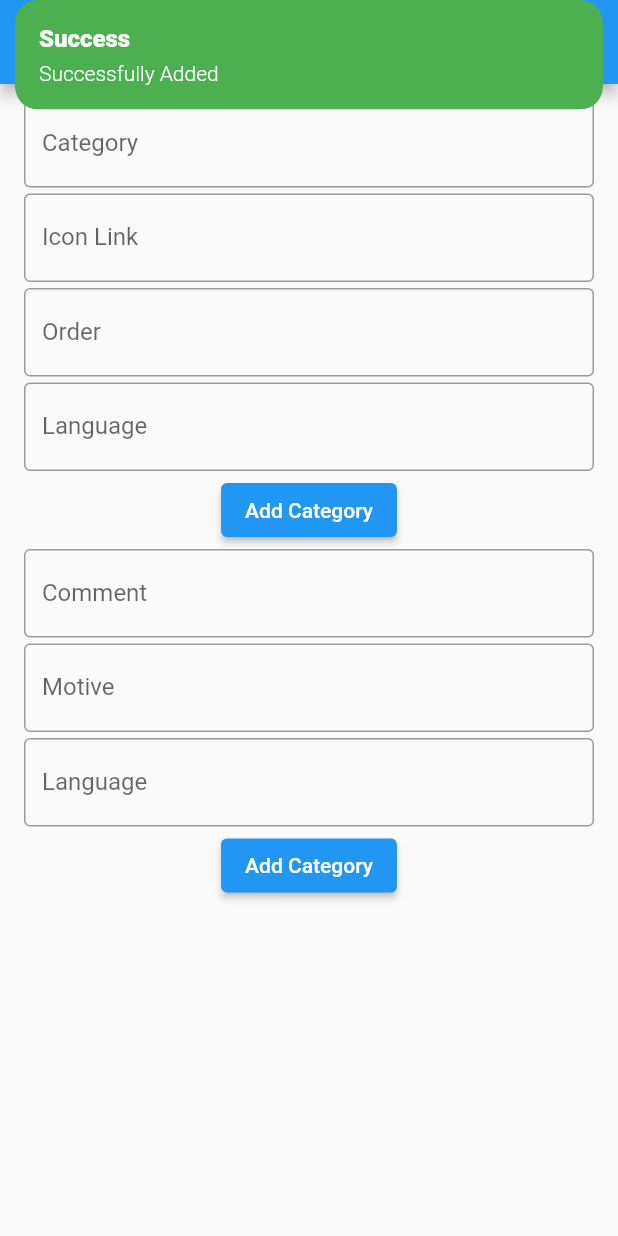
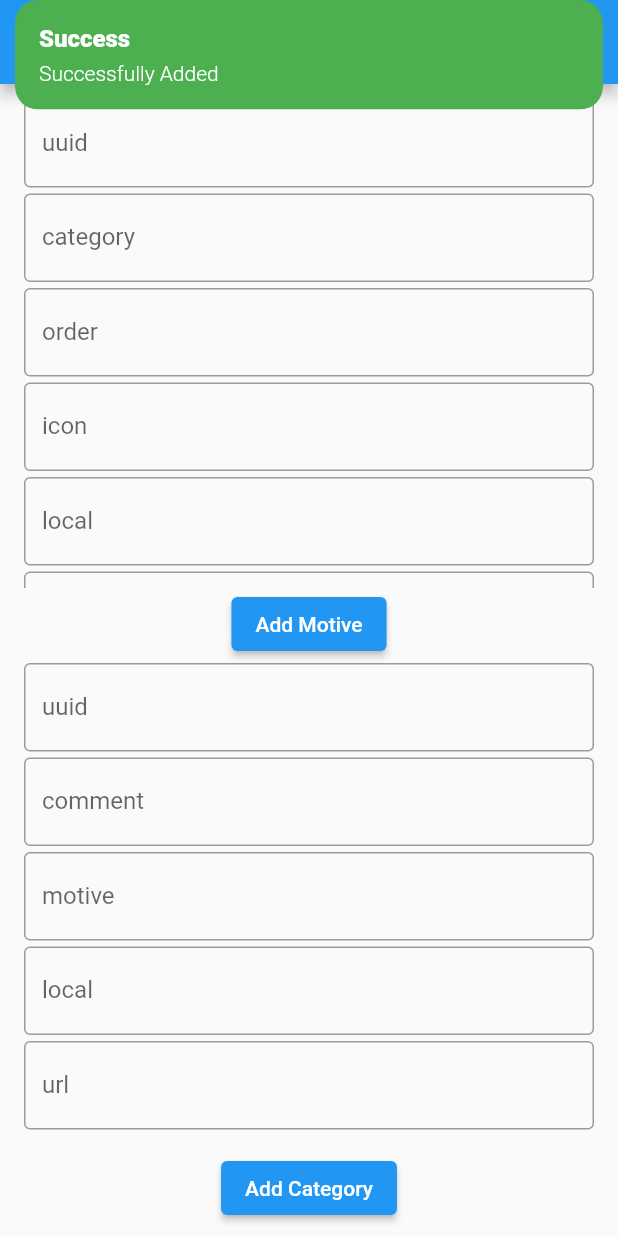
Before and after one commit to tezcansarizeybek/motivapp, a Flutter app: the AdminPage screen opened directly, after a tap on "Add Category", on a phone screen of 412 x 824 dp. Run offline on Flutter 3.47's test engine with Material 2 defaults, Android fonts, the phone set to English and light mode, and no system bars; our stand-ins replace cloud_firestore, firebase_core, get, shared_preferences; accounts and stored records are empty.

Commit message:
added admin page & bottom app bar

```diff
--- a/lib/model/controller_models/admin_controller_model.dart
+++ /dev/null
@@ -1,8 +0,0 @@
-import 'package:flutter/material.dart';
-
-class AdminControllerModel {
-  TextEditingController categoryCtrl = TextEditingController();
-  TextEditingController iconCtrl = TextEditingController();
-  TextEditingController orderCtrl = TextEditingController();
-  TextEditingController langCtrl = TextEditingController();
-}
--- a/lib/model/controller_models/comment_controller_model.dart
+++ /dev/null
@@ -1,7 +0,0 @@
-import 'package:flutter/material.dart';
-
-class CommentControllerModel {
-  TextEditingController commentCtrl = TextEditingController();
-  TextEditingController langCtrl = TextEditingController();
-  TextEditingController motiveCtrl = TextEditingController();
-}
--- a/lib/view/admin_page.dart
+++ b/lib/view/admin_page.dart
@@ -1,15 +1,11 @@
 import 'package:flutter/material.dart';
 import 'package:get/get.dart';
-import 'package:motivapp/model/controller_models/admin_controller_model.dart';
-import 'package:motivapp/model/controller_models/comment_controller_model.dart';
 import 'package:motivapp/view/widgets/admin_widgets/comment_form_widget.dart';
 import 'package:motivapp/view/widgets/admin_widgets/motive_form_widget.dart';
 import 'package:motivapp/view_model/admin_vm.dart';
 
 class AdminPage extends StatelessWidget {
   AdminPage({Key? key}) : super(key: key);
-  AdminControllerModel adminControllerModel = AdminControllerModel();
-  CommentControllerModel commentControllerModel = CommentControllerModel();
 
   @override
   Widget build(BuildContext context) {
@@ -21,15 +17,13 @@ class AdminPage extends StatelessWidget {
       body: GetBuilder<AdminVM>(
           init: Get.put(AdminVM()),
           builder: (logic) {
-            return SingleChildScrollView(
-              child: Padding(
-                padding: const EdgeInsets.all(8.0),
-                child: Column(
-                  children: [
-                    MotiveFormWidget(adminControllerModel: adminControllerModel),
-                    CommentFormWidget(commentControllerModel: commentControllerModel)
-                  ],
-                ),
+            return Padding(
+              padding: const EdgeInsets.all(8.0),
+              child: Column(
+                children: const [
+                  Flexible(child: MotiveFormWidget()),
+                  Flexible(child: CommentFormWidget())
+                ],
               ),
             );
           }),
--- a/lib/view/main_page.dart
+++ b/lib/view/main_page.dart
@@ -2,6 +2,7 @@ import 'package:cloud_firestore/cloud_firestore.dart';
 import 'package:flutter/material.dart';
 import 'package:get/get.dart';
 import 'package:motivapp/model/motive.dart';
+import 'package:motivapp/view/admin_login_page.dart';
 import 'package:motivapp/view/widgets/mood_widget.dart';
 import 'package:motivapp/view_model/motive_vm.dart';
 import 'package:shared_preferences/shared_preferences.dart';
@@ -12,21 +13,42 @@ class MainPage extends StatelessWidget {
   @override
   Widget build(BuildContext context) {
     return Scaffold(
-        // appBar: AppBar(
-        //   title: const Text(""),
-        //   actions: [
-        //     InkWell(
-        //       child: const SizedBox(
-        //         width: 50,
-        //       ),
-        //       onDoubleTap: () {
-        //         Get.to(() => const AdminLoginPage());
-        //       },
-        //     ),
-        //     IconButton(
-        //         onPressed: () => Get.find<MotiveVM>().getLangs(), icon: const Icon(Icons.language))
-        //   ],
-        // ),
+        bottomNavigationBar: BottomAppBar(
+            color: Colors.indigo.withOpacity(0.3),
+            child: Padding(
+              padding: const EdgeInsets.symmetric(horizontal: 8.0),
+              child: Row(
+                children: [
+                  const Spacer(),
+                  InkWell(
+                    child: const Padding(
+                      padding: EdgeInsets.all(12.0),
+                      child: Icon(Icons.settings, color: Colors.white),
+                    ),
+                    onTap: () {
+                      Get.dialog(Dialog(
+                        child: ListView(
+                          shrinkWrap: true,
+                          children: [
+                            ListTile(
+                              title: const Text("Sıfırla"),
+                              onTap: () async {
+                                SharedPreferences prefs = await SharedPreferences.getInstance();
+                                await prefs.clear();
+                                Get.back();
+                              },
+                            )
+                          ],
+                        ),
+                      ));
+                    },
+                    onDoubleTap: () {
+                      Get.to(() => const AdminLoginPage());
+                    },
+                  ),
+                ],
+              ),
+            )),
         body: GestureDetector(
           onTap: () {
             FocusScope.of(context).unfocus();
@@ -43,7 +65,7 @@ class MainPage extends StatelessWidget {
                   stream: FirebaseFirestore.instance
                       .collection('motives')
                       .where("local", isEqualTo: logic.local.value)
-                  // .orderBy("order")
+                      .orderBy("order")
                       .withConverter<Motive>(
                         fromFirestore: (snapshots, _) => Motive.fromJson(snapshots.data()!),
                         toFirestore: (motive, _) => motive.toJson(),
--- a/lib/view/widgets/admin_widgets/comment_form_widget.dart
+++ b/lib/view/widgets/admin_widgets/comment_form_widget.dart
@@ -1,51 +1,56 @@
 import 'package:flutter/material.dart';
 import 'package:get/get.dart';
-import 'package:motivapp/model/controller_models/comment_controller_model.dart';
+import 'package:motivapp/model/comment.dart';
 import 'package:motivapp/view_model/admin_vm.dart';
 
-class CommentFormWidget extends StatelessWidget {
-  const CommentFormWidget({
-    Key? key,
-    required this.commentControllerModel,
-  }) : super(key: key);
+class CommentFormWidget extends StatefulWidget {
+  const CommentFormWidget({Key? key}) : super(key: key);
 
-  final CommentControllerModel commentControllerModel;
+  @override
+  State<CommentFormWidget> createState() => _CommentFormWidgetState();
+}
+
+class _CommentFormWidgetState extends State<CommentFormWidget> {
+  List<TextEditingController> ctrlList = [];
+
+  var comment = Comment(local: "tr", comment: "", motive: "", url: "");
+
+  @override
+  void initState() {
+    ctrlList = [];
+    for (var i in comment.toJson().keys) {
+      ctrlList.add(TextEditingController());
+    }
+    super.initState();
+  }
 
   @override
   Widget build(BuildContext context) {
     return Form(
         child: Column(
       children: [
-        Padding(
-          padding: const EdgeInsets.symmetric(horizontal: 8.0, vertical: 2),
-          child: TextFormField(
-              decoration: const InputDecoration(
-                label: Text("Comment"),
-                border: OutlineInputBorder(),
-              ),
-              controller: commentControllerModel.commentCtrl),
-        ),
-        Padding(
-          padding: const EdgeInsets.symmetric(horizontal: 8.0, vertical: 2),
-          child: TextFormField(
-              decoration: const InputDecoration(
-                label: Text("Motive"),
-                border: OutlineInputBorder(),
-              ),
-              controller: commentControllerModel.motiveCtrl),
-        ),
-        Padding(
-          padding: const EdgeInsets.symmetric(horizontal: 8.0, vertical: 2),
-          child: TextFormField(
-              decoration: const InputDecoration(
-                label: Text("Language"),
-                border: OutlineInputBorder(),
-              ),
-              controller: commentControllerModel.langCtrl),
+        Flexible(
+          child: ListView.builder(
+            itemBuilder: (context, index) => Padding(
+              padding: const EdgeInsets.symmetric(horizontal: 8.0, vertical: 2),
+              child: TextFormField(
+                  decoration: InputDecoration(
+                    label: Text(comment.toJson().keys.elementAt(index)),
+                    border: const OutlineInputBorder(),
+                  ),
+                  controller: ctrlList.elementAt(index)),
+            ),
+            itemCount: ctrlList.length,
+          ),
         ),
         ElevatedButton(
             onPressed: () async {
-              var response = await Get.find<AdminVM>().addComments(commentControllerModel);
+              Map<String, dynamic> map = {};
+              for (int i = 0; i < ctrlList.length; i++) {
+                map[comment.toJson().keys.elementAt(i)] =
+                    int.tryParse(ctrlList.elementAt(i).text) ?? ctrlList.elementAt(i).text;
+              }
+              var response = await Get.find<AdminVM>().addComments(map);
               if (response) {
                 Get.snackbar("Success", "Successfully Added",
                     colorText: Colors.white, backgroundColor: Colors.green);
--- a/lib/view/widgets/admin_widgets/motive_form_widget.dart
+++ b/lib/view/widgets/admin_widgets/motive_form_widget.dart
@@ -1,60 +1,66 @@
 import 'package:flutter/material.dart';
 import 'package:get/get.dart';
-import 'package:motivapp/model/controller_models/admin_controller_model.dart';
+import 'package:motivapp/model/motive.dart';
 import 'package:motivapp/view_model/admin_vm.dart';
 
-class MotiveFormWidget extends StatelessWidget {
+class MotiveFormWidget extends StatefulWidget {
   const MotiveFormWidget({
     Key? key,
-    required this.adminControllerModel,
   }) : super(key: key);
 
-  final AdminControllerModel adminControllerModel;
+  @override
+  State<MotiveFormWidget> createState() => _MotiveFormWidgetState();
+}
+
+class _MotiveFormWidgetState extends State<MotiveFormWidget> {
+  List<TextEditingController> ctrlList = [];
+
+  final motive = Motive(
+      blue: 255,
+      green: 255,
+      red: 255,
+      title: "",
+      order: 1,
+      local: "tr",
+      category: "",
+      icon: "",
+      subtitle: "");
+
+  @override
+  void initState() {
+    ctrlList = [];
+    for (var i in motive.toJson().keys) {
+      ctrlList.add(TextEditingController());
+    }
+    super.initState();
+  }
 
   @override
   Widget build(BuildContext context) {
-    return Form(
-        child: Column(
+    return Column(
       children: [
-        Padding(
-          padding: const EdgeInsets.symmetric(horizontal: 8.0, vertical: 2),
-          child: TextFormField(
-              decoration: const InputDecoration(
-                label: Text("Category"),
-                border: OutlineInputBorder(),
-              ),
-              controller: adminControllerModel.categoryCtrl),
-        ),
-        Padding(
-          padding: const EdgeInsets.symmetric(horizontal: 8.0, vertical: 2),
-          child: TextFormField(
-              decoration: const InputDecoration(
-                label: Text("Icon Link"),
-                border: OutlineInputBorder(),
-              ),
-              controller: adminControllerModel.iconCtrl),
-        ),
-        Padding(
-          padding: const EdgeInsets.symmetric(horizontal: 8.0, vertical: 2),
-          child: TextFormField(
-              decoration: const InputDecoration(
-                label: Text("Order"),
-                border: OutlineInputBorder(),
-              ),
-              controller: adminControllerModel.orderCtrl),
-        ),
-        Padding(
-          padding: const EdgeInsets.symmetric(horizontal: 8.0, vertical: 2),
-          child: TextFormField(
-              decoration: const InputDecoration(
-                label: Text("Language"),
-                border: OutlineInputBorder(),
-              ),
-              controller: adminControllerModel.langCtrl),
+        Expanded(
+          child: ListView.builder(
+            itemBuilder: (context, index) => Padding(
+              padding: const EdgeInsets.symmetric(horizontal: 8.0, vertical: 2),
+              child: TextFormField(
+                  decoration: InputDecoration(
+                    label: Text(motive.toJson().keys.elementAt(index)),
+                    border: const OutlineInputBorder(),
+                  ),
+                  controller: ctrlList.elementAt(index)),
+            ),
+            itemCount: ctrlList.length,
+          ),
         ),
         ElevatedButton(
             onPressed: () async {
-              var response = await Get.find<AdminVM>().addMotives(adminControllerModel);
+              Map<String, dynamic> map = {};
+              for (int i = 0; i < ctrlList.length; i++) {
+                map[motive.toJson().keys.elementAt(i)] =
+                    int.tryParse(ctrlList.elementAt(i).text) ?? ctrlList.elementAt(i).text;
+              }
+              var response = await Get.find<AdminVM>().addMotives(map);
               if (response) {
                 Get.snackbar("Success", "Successfully Added",
                     colorText: Colors.white, backgroundColor: Colors.green);
@@ -63,8 +69,8 @@ class MotiveFormWidget extends StatelessWidget {
                     colorText: Colors.white, backgroundColor: Colors.red);
               }
             },
-            child: const Text("Add Category"))
+            child: const Text("Add Motive"))
       ],
-    ));
+    );
   }
 }
--- a/lib/view/widgets/bottom_navbar.dart
+++ b/lib/view/widgets/bottom_navbar.dart
@@ -1,4 +1,6 @@
 import 'package:flutter/material.dart';
+import 'package:get/get.dart';
+import 'package:motivapp/view/admin_login_page.dart';
 
 class BottomNavbarWidget extends StatelessWidget {
   const BottomNavbarWidget({Key? key}) : super(key: key);
@@ -6,8 +8,21 @@ class BottomNavbarWidget extends StatelessWidget {
   @override
   Widget build(BuildContext context) {
     return Container(
+      height: 50,
+      decoration: const BoxDecoration(color: Colors.blue),
       child: Row(
-        children: [],
+        children: [
+          Text("asdasd"),
+          InkWell(
+            child: const SizedBox(
+              width: 50,
+              height: 30,
+            ),
+            onDoubleTap: () {
+              Get.to(() => const AdminLoginPage());
+            },
+          ),
+        ],
       ),
     );
   }
--- a/lib/view_model/admin_vm.dart
+++ b/lib/view_model/admin_vm.dart
@@ -3,10 +3,6 @@ import 'dart:convert';
 import 'package:cloud_firestore/cloud_firestore.dart';
 import 'package:flutter/material.dart';
 import 'package:get/get.dart';
-import 'package:motivapp/model/controller_models/admin_controller_model.dart';
-import 'package:motivapp/model/comment.dart';
-import 'package:motivapp/model/controller_models/comment_controller_model.dart';
-import 'package:motivapp/model/motive.dart';
 import 'package:uuid/uuid.dart';
 
 class AdminVM extends GetxController {
@@ -26,31 +22,22 @@ class AdminVM extends GetxController {
     }
   }
 
-  addMotives(AdminControllerModel controllerModel) async {
+  addMotives(Map<String, dynamic> map) async {
     var uuid = (const Uuid()).v1();
-    Motive motive = Motive(
-        icon: controllerModel.iconCtrl.text,
-        category: controllerModel.categoryCtrl.text,
-        local: controllerModel.langCtrl.text,
-        order: int.tryParse(controllerModel.orderCtrl.text) ?? 1,
-        uuid: uuid);
+    map["uuid"] = uuid;
     try {
-      await FirebaseFirestore.instance.collection("motives").add(motive.toJson());
+      await FirebaseFirestore.instance.collection("motives").add(map);
       return true;
     } catch (e) {
       return false;
     }
   }
 
-  addComments(CommentControllerModel controllerModel) async {
+  addComments(Map<String, dynamic> map) async {
     var uuid = (const Uuid()).v1();
-    Comment comment = Comment(
-        comment: controllerModel.commentCtrl.text,
-        local: controllerModel.langCtrl.text,
-        motive: controllerModel.motiveCtrl.text,
-        uuid: uuid);
+    map["uuid"] = uuid;
     try {
-      await FirebaseFirestore.instance.collection("comments").add(comment.toJson());
+      await FirebaseFirestore.instance.collection("comments").add(map);
       return true;
     } catch (e) {
       return false;
```
Lines whose indentation alone changed are shown as unchanged.
